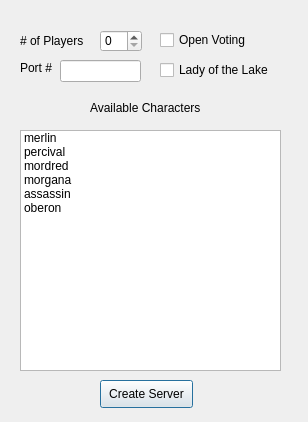
Above: src/gui/createserverwindow.ui from JRandomHacker/CS429-Avalon before the change. Below: the same form after it.
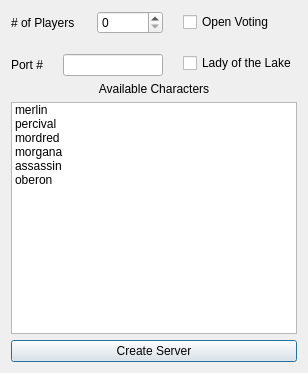
That is the form after the change.

Commit message: Windows are now resizeable and use layouts.

Diff of the .ui file:
```diff
--- a/src/gui/createserverwindow.ui
+++ b/src/gui/createserverwindow.ui
@@ -7,21 +7,82 @@
     <x>0</x>
     <y>0</y>
     <width>308</width>
-    <height>422</height>
+    <height>373</height>
    </rect>
   </property>
   <property name="windowTitle">
    <string>Dialog</string>
   </property>
+  <layout class="QVBoxLayout" name="verticalLayout_3">
+   <item>
+    <layout class="QHBoxLayout" name="horizontalLayout_4">
+     <property name="spacing">
+      <number>20</number>
+     </property>
+     <item>
+      <layout class="QVBoxLayout" name="verticalLayout_2">
+       <item>
+        <layout class="QHBoxLayout" name="horizontalLayout_2">
+         <item>
+          <widget class="QLabel" name="labelPlayers">
+           <property name="text">
+            <string># of Players</string>
+           </property>
+          </widget>
+         </item>
+         <item>
+          <widget class="QSpinBox" name="sbNumPlayers"/>
+         </item>
+        </layout>
+       </item>
+       <item>
+        <layout class="QHBoxLayout" name="horizontalLayout_3">
+         <item>
+          <widget class="QLabel" name="labelPortNum">
+           <property name="text">
+            <string>Port #</string>
+           </property>
+          </widget>
+         </item>
+         <item>
+          <widget class="QLineEdit" name="editPortNum"/>
+         </item>
+        </layout>
+       </item>
+      </layout>
+     </item>
+     <item>
+      <layout class="QVBoxLayout" name="verticalLayout">
+       <item>
+        <widget class="QCheckBox" name="cbOpenVoting">
+         <property name="text">
+          <string>Open Voting</string>
+         </property>
+        </widget>
+       </item>
+       <item>
+        <widget class="QCheckBox" name="cbLady">
+         <property name="text">
+          <string>Lady of the Lake</string>
+         </property>
+        </widget>
+       </item>
+      </layout>
+     </item>
+    </layout>
+   </item>
+   <item>
+    <widget class="QLabel" name="labelAvailChars">
+     <property name="text">
+      <string>Available Characters</string>
+     </property>
+     <property name="alignment">
+      <set>Qt::AlignCenter</set>
+     </property>
+    </widget>
+   </item>
+   <item>
   <widget class="QListWidget" name="listWidget">
-   <property name="geometry">
-    <rect>
-     <x>20</x>
-     <y>130</y>
-     <width>261</width>
-     <height>241</height>
-    </rect>
-   </property>
    <property name="selectionMode">
     <enum>QAbstractItemView::MultiSelection</enum>
    </property>
@@ -56,104 +117,15 @@
     </property>
    </item>
   </widget>
-  <widget class="QSpinBox" name="sbNumPlayers">
-   <property name="geometry">
-    <rect>
-     <x>100</x>
-     <y>30</y>
-     <width>42</width>
-     <height>22</height>
-    </rect>
-   </property>
-  </widget>
-  <widget class="QCheckBox" name="cbOpenVoting">
-   <property name="geometry">
-    <rect>
-     <x>160</x>
-     <y>30</y>
-     <width>101</width>
-     <height>20</height>
-    </rect>
-   </property>
-   <property name="text">
-    <string>Open Voting</string>
-   </property>
-  </widget>
-  <widget class="QCheckBox" name="cbLady">
-   <property name="geometry">
-    <rect>
-     <x>160</x>
-     <y>60</y>
-     <width>121</width>
-     <height>20</height>
-    </rect>
-   </property>
-   <property name="text">
-    <string>Lady of the Lake</string>
-   </property>
-  </widget>
-  <widget class="QLabel" name="labelPlayers">
-   <property name="geometry">
-    <rect>
-     <x>20</x>
-     <y>30</y>
-     <width>71</width>
-     <height>21</height>
-    </rect>
-   </property>
-   <property name="text">
-    <string># of Players</string>
-   </property>
-  </widget>
-  <widget class="QLabel" name="labelAvailChars">
-   <property name="geometry">
-    <rect>
-     <x>90</x>
-     <y>100</y>
-     <width>121</width>
-     <height>16</height>
-    </rect>
-   </property>
-   <property name="text">
-    <string>Available Characters</string>
-   </property>
-  </widget>
+   </item>
+   <item>
   <widget class="QPushButton" name="buttonCreateServer">
-   <property name="geometry">
-    <rect>
-     <x>100</x>
-     <y>380</y>
-     <width>93</width>
-     <height>28</height>
-    </rect>
-   </property>
    <property name="text">
     <string>Create Server</string>
    </property>
   </widget>
-  <widget class="QLabel" name="labelPortNum">
-   <property name="geometry">
-    <rect>
-     <x>20</x>
-     <y>60</y>
-     <width>55</width>
-     <height>16</height>
-    </rect>
-   </property>
-   <property name="text">
-    <string>Port #</string>
-   </property>
-  </widget>
-  <widget class="QLineEdit" name="editPortNum">
-   <property name="geometry">
-    <rect>
-     <x>60</x>
-     <y>60</y>
-     <width>81</width>
-     <height>22</height>
-    </rect>
-   </property>
-  </widget>
+   </item>
+  </layout>
  </widget>
  <resources/>
  <connections/>
```
Left out of the diff: 2 changed lines with no effect on the pictures. Lines whose indentation alone changed are shown as unchanged. The commit also changes 5 other files.
